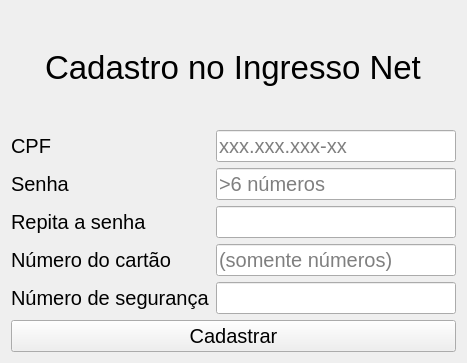
Qt form src/signupwindow.ui (MatTerra/IngressoNet) before a commit.
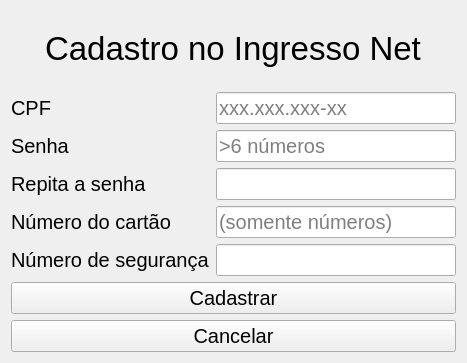
The same form after that commit.

```diff
--- a/src/signupwindow.ui
+++ b/src/signupwindow.ui
@@ -123,6 +123,18 @@
      </property>
     </widget>
    </item>
+   <item>
+    <widget class="QPushButton" name="voltarBtn">
+     <property name="font">
+      <font>
+       <pointsize>15</pointsize>
+      </font>
+     </property>
+     <property name="text">
+      <string>Cancelar</string>
+     </property>
+    </widget>
+   </item>
   </layout>
  </widget>
  <resources/>
```
